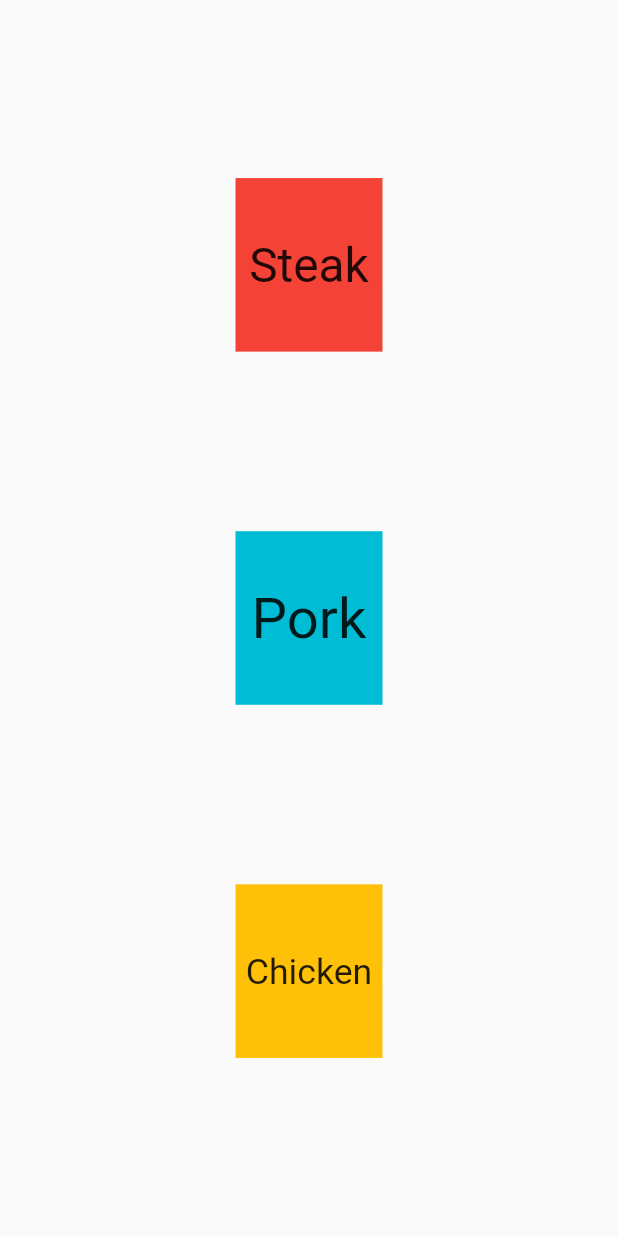
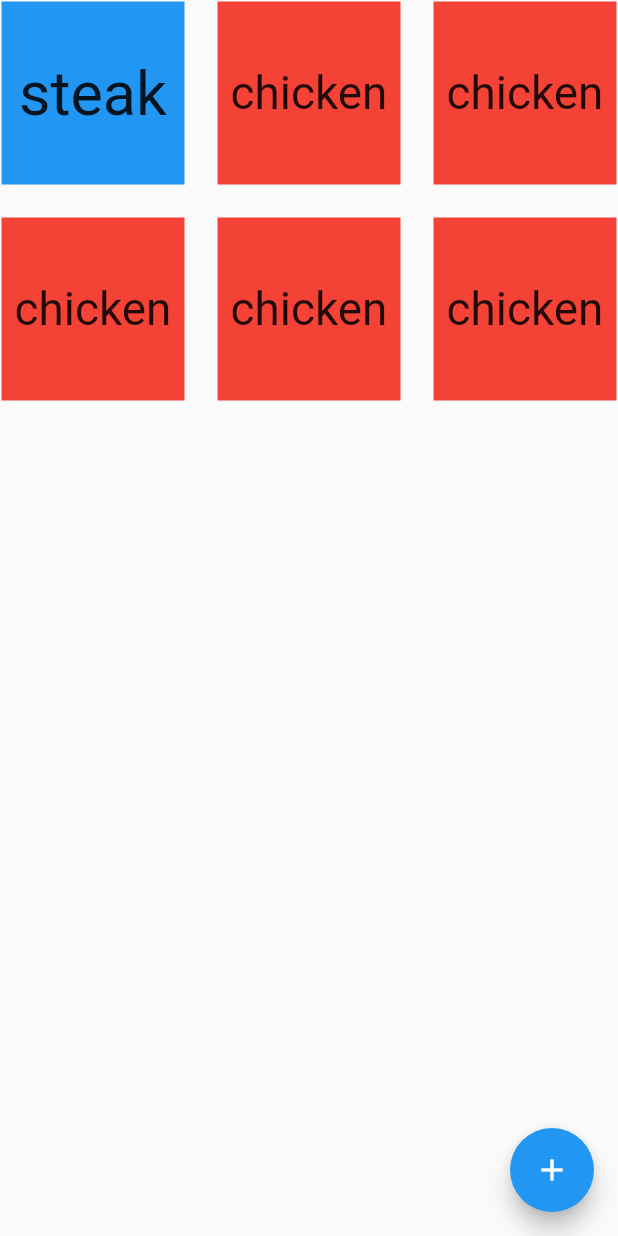
Before and after one commit to FuzyTechLLC/fondue_timer, a Flutter app: the screen it shows after launch, on a phone screen of 412 x 824 dp. Run offline on Flutter 3.47's test engine with Material 2 defaults, Android fonts, the phone set to English and light mode, and no system bars.

Commit message:
added gridview builder functionality

```diff
--- a/lib/UX/TimerBlock.dart
+++ b/lib/UX/TimerBlock.dart
@@ -1,46 +1,46 @@
 import 'dart:async';
-
 import 'package:flutter/material.dart';
-
-import '../data/ClkTimer.dart';
+import 'package:fondue_timer/data/ClkTimer.dart';
+import 'package:fondue_timer/data/TimerData.dart';
 
 class TimerBlock extends StatefulWidget {
-  int? time;
-  String? name;
-  Color? color;
+  final TimerData data;
   @override
   _TimerBlockState createState() => _TimerBlockState();
 
-  TimerBlock({Key? key, this.name, this.time, this.color}) : super(key: key);
+  TimerBlock.fromTimerData(this.data);
 }
 
 class _TimerBlockState extends State<TimerBlock> {
+  late Timer tmpTimer;
   void initState() {
     super.initState();
-    Timer.periodic(
+    tmpTimer = Timer.periodic(
         Duration(milliseconds: 800), (Timer timer) => setState(() {}));
-    clkTimer = ClkTimer(timeDur: Duration(seconds: widget.time!));
+
   }
-
-  ClkTimer? clkTimer;
+  @override
+  void dispose() {
+    tmpTimer.cancel();
+    super.dispose();
+  }
   @override
   Widget build(BuildContext context) {
-    return Expanded(
-      child: Container(
+    return Container(
       clipBehavior: Clip.antiAlias,
       height: 75,
       width: 100,
       decoration: ShapeDecoration(
           shape: Border.all(color: Colors.transparent),),
       child: Material(
-          color: widget.color,
+        color: widget.data.color,
         child: InkWell(
           onTap: () {
-              if (clkTimer!.remainingTime < Duration.zero) {
-                clkTimer!.pause();
-                clkTimer!.reset();
+            if (widget.data.time.remainingTime < Duration.zero) {
+              widget.data.time.pause();
+              widget.data.time.reset();
             } else {
-                clkTimer!.start();
+              widget.data.time.start();
             }
             setState(() {});
           },
@@ -48,10 +48,9 @@ class _TimerBlockState extends State<TimerBlock> {
             fit: BoxFit.contain,
             child: Padding(
               padding: const EdgeInsets.all(4.0),
-                child: Text(clkTimer!.paused
-                    ? widget.name!
-                    : clkTimer!.remainingTime.inSeconds.toString()),
-              ),
+              child: Text(widget.data.time.paused
+                  ? widget.data.name
+                  : widget.data.time.remainingTime.inSeconds.toString()),
             ),
           ),
         ),
--- /dev/null
+++ b/lib/data/TimerData.dart
@@ -0,0 +1,13 @@
+// import 'dart:async';
+
+import 'package:flutter/material.dart';
+
+import 'ClkTimer.dart';
+
+class TimerData{
+  ClkTimer time;
+  String name;
+  Color color;
+
+  TimerData({required this.name, required this.color, required this.time});
+}
--- a/lib/pages/TimerViewPage.dart
+++ b/lib/pages/TimerViewPage.dart
@@ -1,28 +1,32 @@
 import 'package:flutter/material.dart';
 import 'package:fondue_timer/UX/TimerBlock.dart';
+import 'package:fondue_timer/data/TimerData.dart';
+import 'package:fondue_timer/data/ClkTimer.dart';
 
 
-class TimerViewPage extends StatelessWidget {
+class TimerViewPage extends StatefulWidget {
+  @override
+  _TimerViewPageState createState() => _TimerViewPageState();
+}
+
+class _TimerViewPageState extends State<TimerViewPage> {
+  late List<TimerData> dataList;
+
+  @override
+  void initState() {
+    super.initState();
+    dataList = [TimerData(name: 'steak', color: Colors.blue, time: ClkTimer(timeDur: Duration(seconds:15))),TimerData(name: 'chicken', color: Colors.red, time: ClkTimer(timeDur: Duration(seconds: 2))),TimerData(name: 'chicken', color: Colors.red, time: ClkTimer(timeDur: Duration(seconds: 2))),TimerData(name: 'chicken', color: Colors.red, time: ClkTimer(timeDur: Duration(seconds: 2))),TimerData(name: 'chicken', color: Colors.red, time: ClkTimer(timeDur: Duration(seconds: 2))),TimerData(name: 'chicken', color: Colors.red, time: ClkTimer(timeDur: Duration(seconds: 2)))];
+  }
+
   @override
   Widget build(BuildContext context) {
     return Scaffold(
-      body: Center(
-        child: SizedBox(
-          child: Column(
-            crossAxisAlignment: CrossAxisAlignment.center,
-            mainAxisAlignment: MainAxisAlignment.spaceEvenly,
-            children: [
-              Spacer(),
-              TimerBlock(name: "Steak", time: 5, color: Colors.red,),
-              Spacer(),
-              TimerBlock(name: "Pork", time: 30, color: Colors.cyan,),
-              Spacer(),
-              TimerBlock(name: "Chicken", time: 45, color: Colors.amber,),
-              Spacer(),
-            ],
-          ),
-        ),
-      ),
+      body: GridView.builder(gridDelegate: SliverGridDelegateWithMaxCrossAxisExtent(maxCrossAxisExtent: 150.0, crossAxisSpacing: 20, mainAxisSpacing: 20), itemCount: dataList.length, itemBuilder: (BuildContext context, int index) =>  TimerBlock.fromTimerData(dataList[index])),
+      floatingActionButton: FloatingActionButton(child: Icon(Icons.add),onPressed: (){
+        setState(() {
+          dataList.add(TimerData(name:"chicken", color: Colors.red, time: ClkTimer(timeDur: Duration(seconds: 2))));
+        });
+        }),
 
     );
   }
```
Lines whose indentation alone changed are shown as unchanged.
